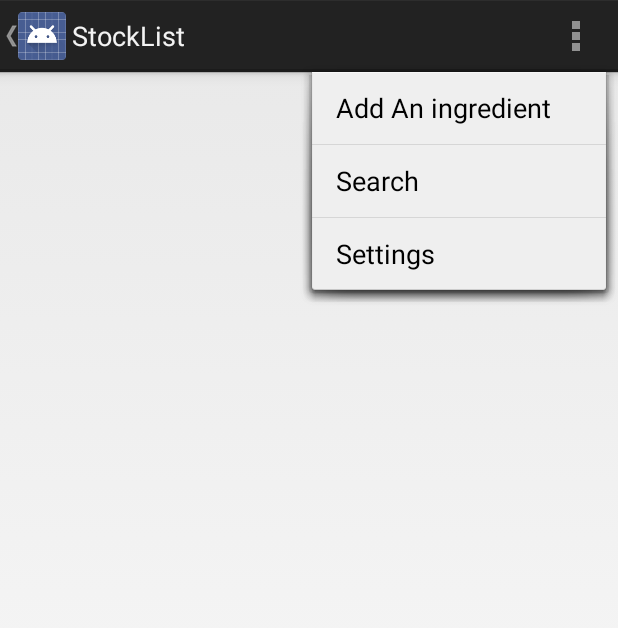
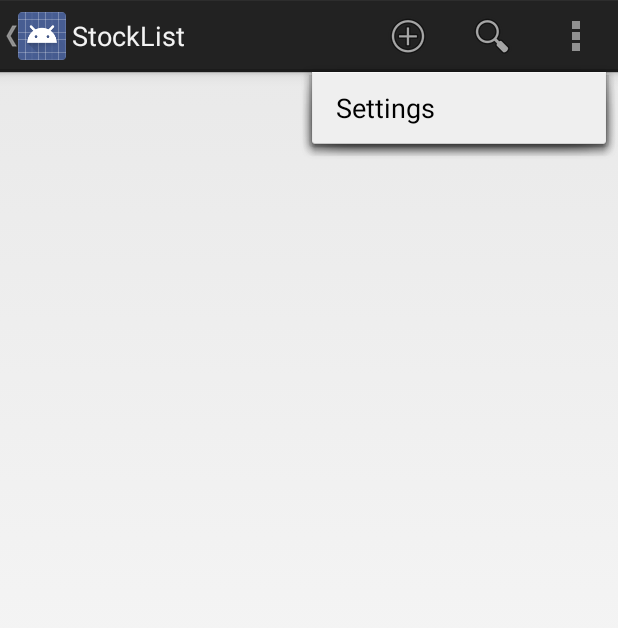
Before and after one commit to Nattaro13/FoodAttack, an Android app: the StockList screen opened directly, with no data from a screen before it, with the options menu open, on a phone screen of 412 x 824 dp. Shown: the top 628 px of the screen. Run offline under Robolectric (Android 15) with nearby library versions, the phone set to English and light mode, and no system bars.

Commit message:
Edited action bar of stocklist to match actionbar of shoplist

```diff
--- a/app/src/main/res/menu/menu_stock_list.xml
+++ b/app/src/main/res/menu/menu_stock_list.xml
@@ -6,13 +6,18 @@
     <item android:id="@+id/action_settings" android:title="@string/action_settings"
         android:orderInCategory="100" app:showAsAction="never" />
 
+    <!--Button to add a new item to the stock list -->
     <item android:id="@+id/action_add_stock_item"
-        app:showAsAction="always"
+        app:showAsAction="ifRoom"
+        android:showAsAction="ifRoom"
         android:icon="@android:drawable/ic_menu_add"
         android:title="Add An ingredient" />
 
+    <!-- Button to search for things in your stock list -->
     <item android:id="@+id/action_search"
-        app:showAsAction="always"
-        android:icon="@android:drawable/ic_search_category_default"
+        app:showAsAction="collapseActionView|always"
+        android:showAsAction="collapseActionView|always"
+        android:actionViewClass="android.widget.SearchView"
+        android:icon="@android:drawable/ic_menu_search"
         android:title="Search" />
     </menu>
```
